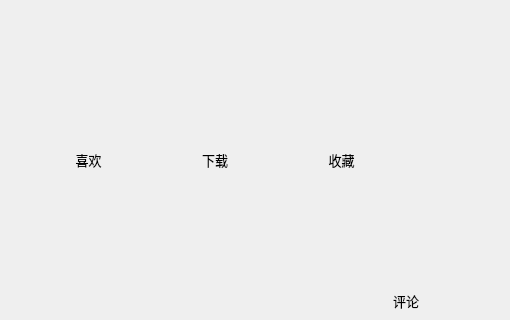
This is detailwindow.ui in cuncinc/CloudMusic_Qt as Qt 5 draws it before an edit; both pictures show x 0 to 510 and y 310 to 630 of the 1290 by 788 pixel window. The edited form follows.
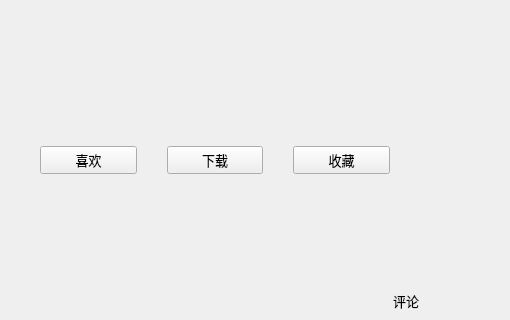
This is the edited form. Icons and pictures are not drawn.

```diff
--- a/detailwindow.ui
+++ b/detailwindow.ui
@@ -32,10 +32,37 @@
    <item>
     <widget class="QScrollArea" name="scrollArea">
      <property name="styleSheet">
-      <string notr="true">border:none;</string>
+      <string notr="true">QScrollArea
+{
+border:none;
+}
+
+QScrollBar:vertical {
+	width: 10px;
+	background: transparent;
+}
+
+QScrollBar::handle:vertical {
+	width: 10px;
+	min-height: 20px;
+	background: #C8C9CC;
+	border-radius: 5px;
+}
+QScrollBar::handle:vertical:hover {
+        background: #ADAFB2;
+}
+
+QScrollBar::sub-line:vertical {
+        height: 0px;
+        background: transparent;
+}
+QScrollBar::add-line:vertical {
+        height: 0px;
+        background: transparent;
+}</string>
      </property>
      <property name="verticalScrollBarPolicy">
-      <enum>Qt::ScrollBarAlwaysOff</enum>
+      <enum>Qt::ScrollBarAsNeeded</enum>
      </property>
      <property name="horizontalScrollBarPolicy">
       <enum>Qt::ScrollBarAlwaysOff</enum>
```
Left out of the diff: 33 changed lines with no effect on the pictures.
